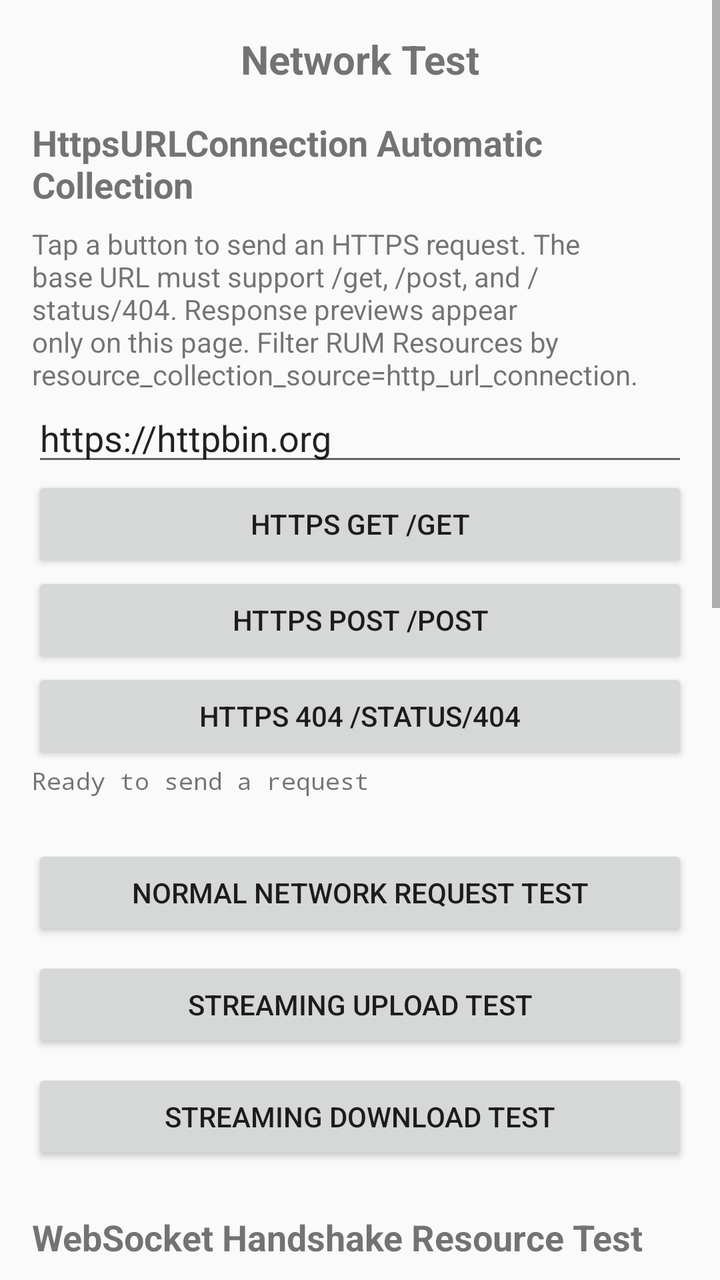
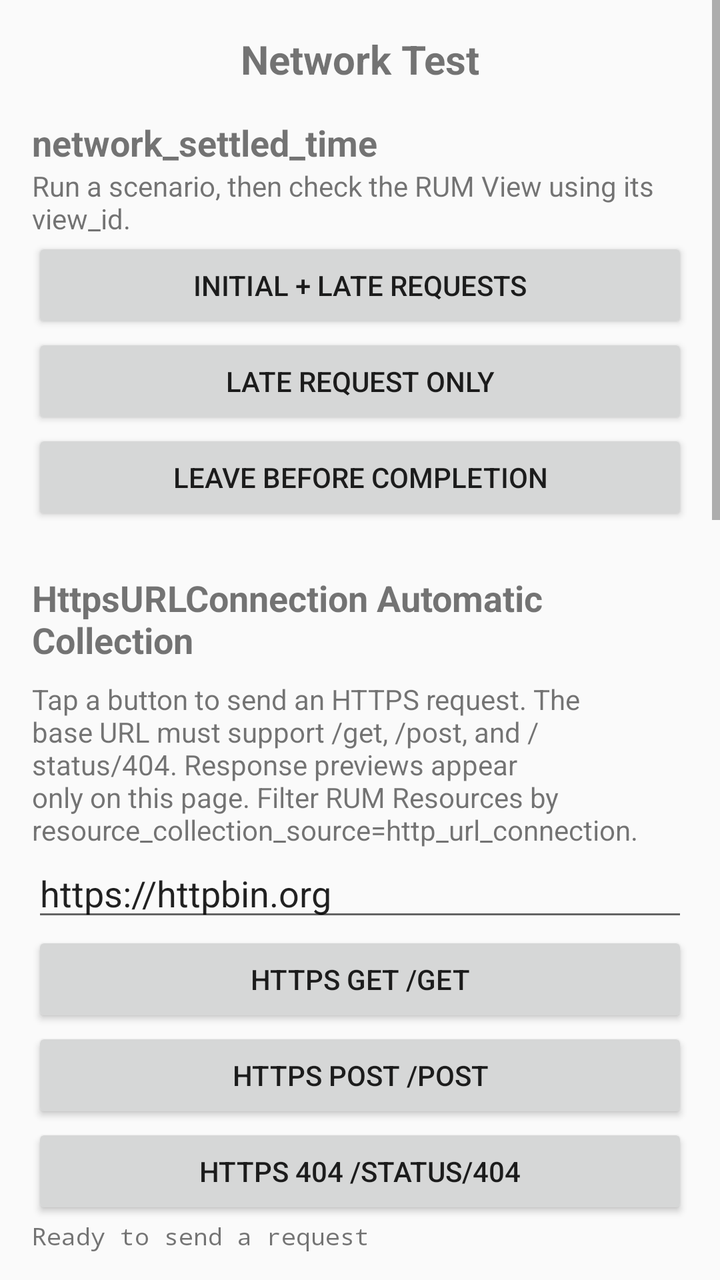

Screens rendered from an Android XML layout before and after an edit, with the pre-edit source and the edit as a unified diff.
<!-- AndroidManifest.xml: application theme AppTheme -->
<!-- res/layout/activity_network_test.xml -->
<?xml version="1.0" encoding="utf-8"?>
<ScrollView xmlns:android="http://schemas.android.com/apk/res/android"
    android:layout_width="match_parent"
    android:layout_height="match_parent">

    <LinearLayout
        android:layout_width="match_parent"
        android:layout_height="wrap_content"
        android:orientation="vertical"
        android:padding="16dp">

        <TextView
            android:layout_width="match_parent"
            android:layout_height="wrap_content"
            android:gravity="center"
            android:paddingBottom="16dp"
            android:text="@string/network_test_title"
            android:textSize="20sp"
            android:textStyle="bold" />

        <TextView
            android:layout_width="match_parent"
            android:layout_height="wrap_content"
            android:text="HttpsURLConnection Automatic Collection"
            android:textSize="18sp"
            android:textStyle="bold" />

        <TextView
            android:layout_width="match_parent"
            android:layout_height="wrap_content"
            android:layout_marginTop="8dp"
            android:text="Tap a button to send an HTTPS request. The base URL must support /get, /post, and /status/404. Response previews appear only on this page. Filter RUM Resources by resource_collection_source=http_url_connection." />

        <EditText
            android:id="@+id/et_https_base_url"
            android:layout_width="match_parent"
            android:layout_height="wrap_content"
            android:inputType="textUri"
            android:singleLine="true"
            android:hint="HTTPS base URL"
            android:text="https://httpbin.org" />

        <Button
            android:id="@+id/btn_https_get"
            android:layout_width="match_parent"
            android:layout_height="wrap_content"
            android:text="HTTPS GET /get" />

        <Button
            android:id="@+id/btn_https_post"
            android:layout_width="match_parent"
            android:layout_height="wrap_content"
            android:text="HTTPS POST /post" />

        <Button
            android:id="@+id/btn_https_error"
            android:layout_width="match_parent"
            android:layout_height="wrap_content"
            android:text="HTTPS 404 /status/404" />

        <TextView
            android:id="@+id/tv_https_result"
            android:layout_width="match_parent"
            android:layout_height="wrap_content"
            android:layout_marginBottom="24dp"
            android:fontFamily="monospace"
            android:text="Ready to send a request"
            android:textIsSelectable="true"
            android:textSize="12sp" />

        <Button
            android:id="@+id/btn_normal_request"
            android:layout_width="match_parent"
            android:layout_height="wrap_content"
            android:layout_marginBottom="8dp"
            android:text="@string/network_normal_request" />

        <Button
            android:id="@+id/btn_stream_upload"
            android:layout_width="match_parent"
            android:layout_height="wrap_content"
            android:layout_marginBottom="8dp"
            android:text="@string/network_stream_upload" />

        <Button
            android:id="@+id/btn_stream_download"
            android:layout_width="match_parent"
            android:layout_height="wrap_content"
            android:text="@string/network_stream_download" />

        <TextView
            android:layout_width="match_parent"
            android:layout_height="wrap_content"
            android:layout_marginTop="24dp"
            android:text="@string/websocket_test_title"
            android:textSize="18sp"
            android:textStyle="bold" />

        <TextView
            android:layout_width="match_parent"
            android:layout_height="wrap_content"
            android:layout_marginTop="8dp"
            android:text="@string/websocket_test_description" />

        <Button
            android:id="@+id/btn_websocket_success"
            android:layout_width="match_parent"
            android:layout_height="wrap_content"
            android:layout_marginTop="8dp"
            android:text="@string/websocket_test_success" />

        <Button
            android:id="@+id/btn_websocket_manual_success"
            android:layout_width="match_parent"
            android:layout_height="wrap_content"
            android:text="@string/websocket_test_manual_success" />

        <Button
            android:id="@+id/btn_websocket_reject"
            android:layout_width="match_parent"
            android:layout_height="wrap_content"
            android:text="@string/websocket_test_reject" />

        <Button
            android:id="@+id/btn_websocket_invalid_upgrade"
            android:layout_width="match_parent"
            android:layout_height="wrap_content"
            android:text="@string/websocket_test_invalid_upgrade" />

        <Button
            android:id="@+id/btn_websocket_tcp_failure"
            android:layout_width="match_parent"
            android:layout_height="wrap_content"
            android:text="@string/websocket_test_tcp_failure" />

        <Button
            android:id="@+id/btn_websocket_close"
            android:layout_width="match_parent"
            android:layout_height="wrap_content"
            android:text="@string/websocket_test_close" />

        <TextView
            android:id="@+id/tv_websocket_test_result"
            android:layout_width="match_parent"
            android:layout_height="wrap_content"
            android:layout_marginTop="8dp"
            android:fontFamily="monospace"
            android:textIsSelectable="true"
            android:textSize="12sp" />

        <TextView
            android:layout_width="match_parent"
            android:layout_height="wrap_content"
            android:layout_marginTop="24dp"
            android:text="@string/resource_queue_repro_title"
            android:textSize="18sp"
            android:textStyle="bold" />

        <TextView
            android:layout_width="match_parent"
            android:layout_height="wrap_content"
            android:layout_marginTop="8dp"
            android:text="@string/resource_queue_repro_description" />

        <EditText
            android:id="@+id/et_resource_queue_hold_seconds"
            android:layout_width="match_parent"
            android:layout_height="wrap_content"
            android:hint="@string/resource_queue_hold_hint"
            android:importantForAutofill="no"
            android:inputType="number"
            android:maxLines="1"
            android:text="@string/resource_queue_default_hold_seconds" />

        <Button
            android:id="@+id/btn_resource_queue_repro"
            android:layout_width="match_parent"
            android:layout_height="wrap_content"
            android:layout_marginTop="8dp"
            android:text="@string/resource_queue_repro_action" />

        <TextView
            android:id="@+id/tv_resource_queue_result"
            android:layout_width="match_parent"
            android:layout_height="wrap_content"
            android:layout_marginTop="12dp"
            android:fontFamily="monospace"
            android:paddingBottom="24dp"
            android:text="@string/resource_queue_repro_initial_result"
            android:textIsSelectable="true"
            android:textSize="12sp" />

    </LinearLayout>

</ScrollView>
<!-- resources referenced by this layout -->
<resources>
  <string name="network_normal_request">Normal Network Request Test</string>
  <string name="network_stream_download">Streaming Download Test</string>
  <string name="network_stream_upload">Streaming Upload Test</string>
  <string name="network_test_title">Network Test</string>
  <string name="resource_queue_default_hold_seconds">5</string>
  <string name="resource_queue_hold_hint">Queue hold time in seconds</string>
  <string name="resource_queue_repro_action">Run Real Queue Reproduction</string>
  <string name="resource_queue_repro_description">The first response holds the only OkHttp Dispatcher slot. Use 5 seconds for a quick check or 600 seconds to reproduce a 10-minute Unknown duration.</string>
  <string name="resource_queue_repro_initial_result">Result will show Call timing, inferred Unknown, and ResourceBean.startTime.</string>
  <string name="resource_queue_repro_title">Resource Queue Timing Reproduction</string>
  <string name="websocket_test_close">Close active WebSocket</string>
  <string name="websocket_test_description">URLs are injected from local.properties or FT_WEBSOCKET_TEST_* environment variables at build time. Disabled buttons are not configured. Compare Plugin automatic and explicit FTWebSocket collection with the success URL.</string>
  <string name="websocket_test_invalid_upgrade">Connect: invalid 101</string>
  <string name="websocket_test_manual_success">Explicit FTWebSocket: valid 101</string>
  <string name="websocket_test_reject">Connect: rejected 403</string>
  <string name="websocket_test_success">Plugin automatic: valid 101</string>
  <string name="websocket_test_tcp_failure">Connect: TCP failure</string>
  <string name="websocket_test_title">WebSocket Handshake Resource Test</string>
  <style name="AppTheme" parent="Theme.AppCompat.Light.DarkActionBar">
          
          <item name="colorPrimary">@color/colorPrimary</item>
          <item name="colorPrimaryDark">@color/colorPrimaryDark</item>
          <item name="colorAccent">@color/colorAccent</item>
          <item name="colorSurface">@color/colorSurface</item>
          <item name="colorOnSurface">@color/colorOnSurface</item>
      </style>
  <color name="colorPrimary">#008577</color>
  <color name="colorPrimaryDark">#00574B</color>
  <color name="colorAccent">#D81B60</color>
  <color name="colorSurface">#ffffff</color>
  <color name="colorOnSurface">#000000</color>
</resources>

<!-- the commit's change to res/layout/activity_network_test.xml (unified diff, before → after) -->
@@ -17,6 +17,33 @@
             android:text="@string/network_test_title"
             android:textSize="20sp"
             android:textStyle="bold" />
+
+        <TextView
+            android:layout_width="match_parent"
+            android:layout_height="wrap_content"
+            android:text="@string/network_settled_title"
+            android:textSize="18sp"
+            android:textStyle="bold" />
+        <TextView
+            android:layout_width="match_parent"
+            android:layout_height="wrap_content"
+            android:text="@string/network_settled_description" />
+        <Button
+            android:id="@+id/btn_network_settled_initial"
+            android:layout_width="match_parent"
+            android:layout_height="wrap_content"
+            android:text="@string/network_settled_initial" />
+        <Button
+            android:id="@+id/btn_network_settled_late"
+            android:layout_width="match_parent"
+            android:layout_height="wrap_content"
+            android:text="@string/network_settled_late" />
+        <Button
+            android:id="@+id/btn_network_settled_leave"
+            android:layout_width="match_parent"
+            android:layout_height="wrap_content"
+            android:layout_marginBottom="24dp"
+            android:text="@string/network_settled_leave" />
 
         <TextView
             android:layout_width="match_parent"
<!-- resource entries referenced after the edit -->
@@ -1,6 +1,11 @@
 <!-- resources referenced by this layout -->
 <resources>
   <string name="network_normal_request">Normal Network Request Test</string>
+  <string name="network_settled_description">Run a scenario, then check the RUM View using its view_id.</string>
+  <string name="network_settled_initial">Initial + late requests</string>
+  <string name="network_settled_late">Late request only</string>
+  <string name="network_settled_leave">Leave before completion</string>
+  <string name="network_settled_title">network_settled_time</string>
   <string name="network_stream_download">Streaming Download Test</string>
   <string name="network_stream_upload">Streaming Upload Test</string>
   <string name="network_test_title">Network Test</string>
